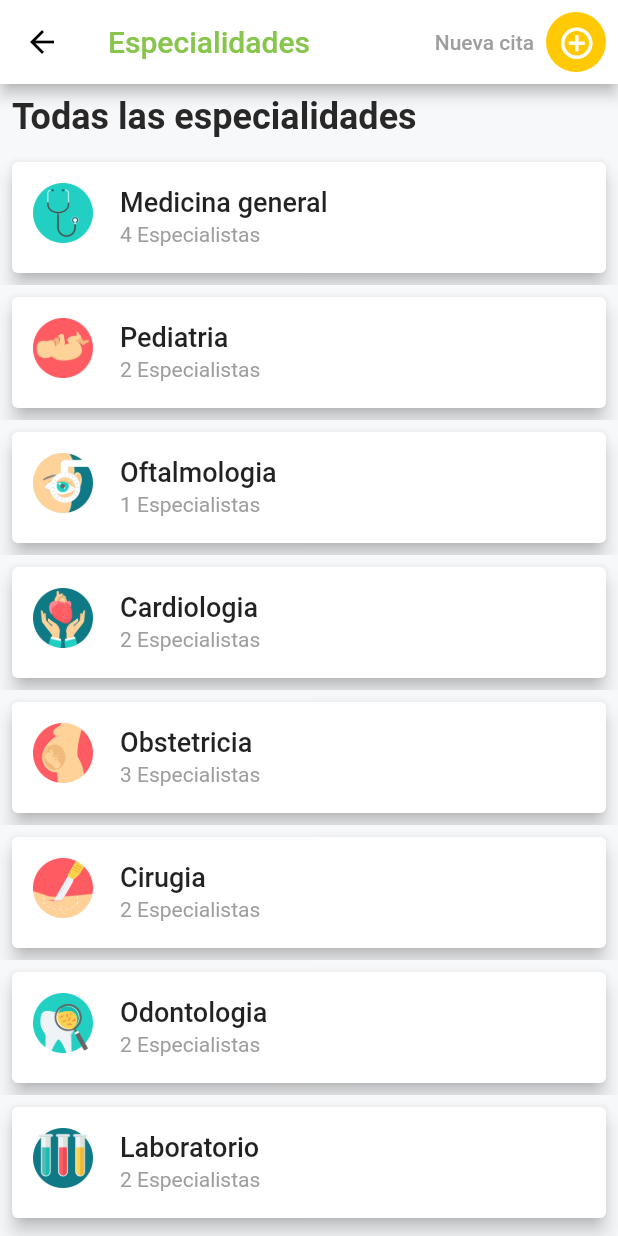
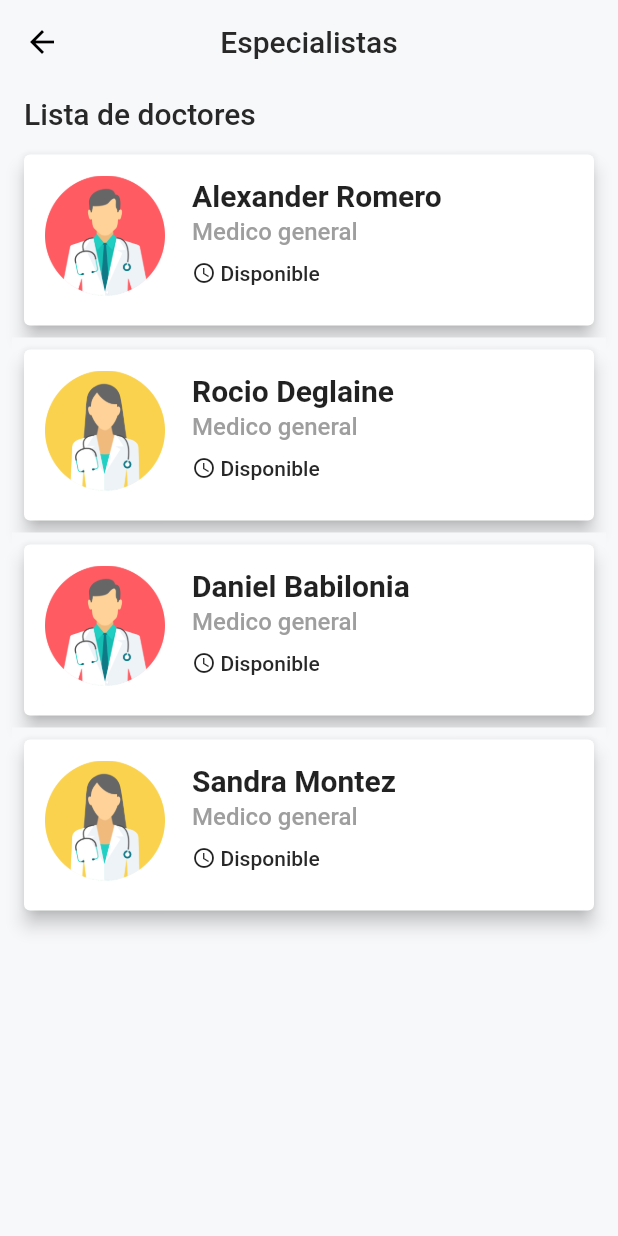
Before and after one commit to JorgeAntonio/Clinicapp, a Flutter app: the DoctorsPage screen opened directly, after a tap on "Medicina general", on a phone screen of 412 x 824 dp. Run offline on Flutter 3.47's test engine with Material 2 defaults, Android fonts, the phone set to English and light mode, and no system bars; our stand-ins replace cloud_firestore, equatable, firebase_auth, firebase_core, flutter_bloc, flutter_hooks and 2 more; missing offline and left inert: flutter_card_swipper, flutter_facebook_auth; accounts and stored records are empty; statements that could not run were skipped.

Commit message:
doctorprofile

```diff
--- a/lib/src/features/presentation/commons_widgets/backButtons/back_button.dart
+++ b/lib/src/features/presentation/commons_widgets/backButtons/back_button.dart
@@ -5,7 +5,7 @@ Widget backButton(BuildContext context, Color color) {
       icon: Icon(
         Icons.arrow_back,
         color: color,
-        size: 28.0,
+        size: 24.0,
       ),
       onPressed: () {
         Navigator.pop(context);
--- /dev/null
+++ b/lib/src/features/presentation/commons_widgets/cards/doctorsList_card.dart
@@ -0,0 +1,84 @@
+import 'package:app_clinica/src/colors/colors.dart';
+import 'package:flutter/material.dart';
+
+import '../../../../../responsive.dart';
+
+Widget especialistasCard(
+    BuildContext context,
+    String title,
+    String details,
+    String available,
+    ImageProvider<Object> icon,
+    Color color,
+    Function onClicAction) {
+  return Container(
+    decoration: BoxDecoration(color: bgGreyPage),
+    width: double.infinity,
+    height: 130,
+    child: Card(
+      elevation: 5,
+      margin: EdgeInsets.all(8),
+      child: InkWell(
+        onTap: () {
+          onClicAction();
+        },
+        splashColor: color,
+        child: Container(
+          margin: EdgeInsets.all(isMobile(context) ? 6 : 4),
+          child: Row(
+            crossAxisAlignment: CrossAxisAlignment.start,
+            mainAxisSize: MainAxisSize.min,
+            children: <Widget>[
+              Padding(
+                padding: const EdgeInsets.all(8.0),
+                child: ClipRRect(
+                  borderRadius: BorderRadius.circular(10),
+                  child: Image(
+                    width: isMobile(context) ? 80 : 90,
+                    height: isMobile(context) ? 80 : 90,
+                    fit: BoxFit.cover,
+                    image: icon,
+                  ),
+                ),
+              ),
+              Container(
+                padding: EdgeInsets.all(10),
+                child: Column(
+                  crossAxisAlignment: CrossAxisAlignment.start,
+                  children: [
+                    Text(title,
+                        style: TextStyle(
+                            fontWeight: FontWeight.bold,
+                            fontSize: isMobile(context) ? 20 : 20)),
+                    SizedBox(height: 3),
+                    Text(
+                      details,
+                      style: TextStyle(
+                          fontWeight: FontWeight.w500,
+                          color: myGreyColor,
+                          fontSize: isMobile(context) ? 16 : 16),
+                    ),
+                    SizedBox(height: 10),
+                    Row(
+                      children: [
+                        Icon(Icons.schedule, size: 16),
+                        SizedBox(width: 3),
+                        Text(
+                          available,
+                          style: TextStyle(
+                              fontWeight: FontWeight.w500,
+                              color: myTextColor,
+                              fontSize: isMobile(context) ? 14 : 14),
+                        ),
+                      ],
+                    )
+                  ],
+                ),
+              ),
+            ],
+          ),
+        ),
+      ),
+    ),
+  );
+}
--- /dev/null
+++ b/lib/src/features/presentation/especialities_details_page/especialiaties_details_page.dart
@@ -0,0 +1,85 @@
+import 'package:app_clinica/src/colors/colors.dart';
+import 'package:app_clinica/src/features/presentation/commons_widgets/cards/doctorsList_card.dart';
+import 'package:app_clinica/src/features/presentation/commons_widgets/headers/header_text.dart';
+import 'package:app_clinica/src/routes/routes.dart';
+import 'package:flutter/material.dart';
+
+class EspecialistDetailsPage extends StatefulWidget {
+  static Widget create(BuildContext context) => EspecialistDetailsPage();
+
+  @override
+  _EspecialistDetailsPageState createState() => _EspecialistDetailsPageState();
+}
+
+class _EspecialistDetailsPageState extends State<EspecialistDetailsPage> {
+  @override
+  Widget build(BuildContext context) {
+    return Scaffold(
+        backgroundColor: bgGreyPage,
+        appBar: AppBar(
+          elevation: 0,
+          backgroundColor: bgGreyPage,
+          title: Text(
+            'Especialistas',
+            style: TextStyle(color: myTextColor),
+          ),
+          centerTitle: true,
+        ),
+        body: SingleChildScrollView(
+          child: Container(
+            child: Padding(
+              padding: const EdgeInsets.all(8.0),
+              child: Column(
+                children: [
+                  Padding(
+                    padding: EdgeInsets.only(left: 8, bottom: 8),
+                    child: Container(
+                      alignment: Alignment.centerLeft,
+                      child: headerText(
+                          texto: 'Lista de doctores',
+                          textAlign: TextAlign.start,
+                          fontSize: 20,
+                          fontWeight: FontWeight.w500,
+                          color: myTextColor),
+                    ),
+                  ),
+                  especialistasCard(
+                      context,
+                      'Alexander Romero',
+                      'Medico general',
+                      'Disponible',
+                      AssetImage('images/doctor.png'),
+                      myPrimaryColor, () {
+                    Navigator.pushNamed(context, Routes.doctorsProfilePage);
+                  }),
+                  especialistasCard(
+                      context,
+                      'Rocio Deglaine',
+                      'Medico general',
+                      'Disponible',
+                      AssetImage('images/doctor-2.png'),
+                      myPrimaryColor,
+                      () {}),
+                  especialistasCard(
+                      context,
+                      'Daniel Babilonia',
+                      'Medico general',
+                      'Disponible',
+                      AssetImage('images/doctor.png'),
+                      myPrimaryColor,
+                      () {}),
+                  especialistasCard(
+                      context,
+                      'Sandra Montez',
+                      'Medico general',
+                      'Disponible',
+                      AssetImage('images/doctor-2.png'),
+                      myPrimaryColor,
+                      () {}),
+                ],
+              ),
+            ),
+          ),
+        ));
+  }
+}
--- a/lib/src/features/presentation/tabs/specialities_tabs/view/specialities_page.dart
+++ b/lib/src/features/presentation/tabs/specialities_tabs/view/specialities_page.dart
@@ -1,6 +1,7 @@
 import 'package:app_clinica/src/colors/colors.dart';
 import 'package:app_clinica/src/features/presentation/commons_widgets/cards/especialities_card.dart';
 import 'package:app_clinica/src/features/presentation/commons_widgets/headers/header_text.dart';
+import 'package:app_clinica/src/routes/routes.dart';
 import 'package:flutter/material.dart';
 
 class DoctorsPage extends StatefulWidget {
@@ -13,10 +14,11 @@ class _DoctorsPageState extends State<DoctorsPage> {
   Widget build(BuildContext context) {
     return Scaffold(
       appBar: AppBar(
+        elevation: 2,
         backgroundColor: myWhiteColor,
         title: Text(
           'Especialidades',
-          style: TextStyle(color: myPrimaryColor),
+          style: TextStyle(color: myPrimaryColor, fontSize: 24),
         ),
         actions: [
           Container(
@@ -42,7 +44,7 @@ class _DoctorsPageState extends State<DoctorsPage> {
                           color: Colors.white,
                         ),
                         onPressed: () {
-                          //Navigator.pushNamed(context, 'filter');
+                          Navigator.pushNamed(context, Routes.newSchedulePage);
                         }))
               ],
             ),
@@ -52,6 +54,8 @@ class _DoctorsPageState extends State<DoctorsPage> {
       backgroundColor: bgGreyPage,
       body: SingleChildScrollView(
         child: Container(
+          child: Padding(
+            padding: const EdgeInsets.all(8.0),
             child: Column(
               children: [
                 Padding(
@@ -66,23 +70,44 @@ class _DoctorsPageState extends State<DoctorsPage> {
                         color: myTextColor),
                   ),
                 ),
-              especialitiesCard(context, 'Medicina general', '4 Especialistas',
-                  AssetImage('images/stethoscope.png'), myTextColor, () {}),
+                especialitiesCard(
+                    context,
+                    'Medicina general',
+                    '4 Especialistas',
+                    AssetImage('images/stethoscope.png'),
+                    myTextColor, () {
+                  Navigator.pushNamed(context, Routes.especialistDetailsPage);
+                }),
                 especialitiesCard(context, 'Pediatria', '2 Especialistas',
-                  AssetImage('images/newborn.png'), myTextColor, () {}),
+                    AssetImage('images/newborn.png'), myTextColor, () {
+                  Navigator.pushNamed(context, Routes.especialistDetailsPage);
+                }),
                 especialitiesCard(context, 'Oftalmologia', '1 Especialistas',
-                  AssetImage('images/ophthalmology.png'), myTextColor, () {}),
+                    AssetImage('images/ophthalmology.png'), myTextColor, () {
+                  Navigator.pushNamed(context, Routes.especialistDetailsPage);
+                }),
                 especialitiesCard(context, 'Cardiologia', '2 Especialistas',
-                  AssetImage('images/cardiology.png'), myTextColor, () {}),
+                    AssetImage('images/cardiology.png'), myTextColor, () {
+                  Navigator.pushNamed(context, Routes.especialistDetailsPage);
+                }),
                 especialitiesCard(context, 'Obstetricia', '3 Especialistas',
-                  AssetImage('images/pregnancy.png'), myTextColor, () {}),
+                    AssetImage('images/pregnancy.png'), myTextColor, () {
+                  Navigator.pushNamed(context, Routes.especialistDetailsPage);
+                }),
                 especialitiesCard(context, 'Cirugia', '2 Especialistas',
-                  AssetImage('images/surgery.png'), myTextColor, () {}),
+                    AssetImage('images/surgery.png'), myTextColor, () {
+                  Navigator.pushNamed(context, Routes.especialistDetailsPage);
+                }),
                 especialitiesCard(context, 'Odontologia', '2 Especialistas',
-                  AssetImage('images/tooth.png'), myTextColor, () {}),
+                    AssetImage('images/tooth.png'), myTextColor, () {
+                  Navigator.pushNamed(context, Routes.especialistDetailsPage);
+                }),
                 especialitiesCard(context, 'Laboratorio', '2 Especialistas',
-                  AssetImage('images/test-tubes.png'), myTextColor, () {})
+                    AssetImage('images/test-tubes.png'), myTextColor, () {
+                  Navigator.pushNamed(context, Routes.especialistDetailsPage);
+                })
               ],
+            ),
           ),
         ),
       ),
--- a/lib/src/routes/routes.dart
+++ b/lib/src/routes/routes.dart
@@ -1,22 +1,13 @@
 import 'package:flutter/material.dart';
-
 //PAGES
-
+import 'package:app_clinica/src/features/presentation/doctor_profile/doctor_profile.dart';
+import 'package:app_clinica/src/features/presentation/especialities_details_page/especialiaties_details_page.dart';
+import 'package:app_clinica/src/features/presentation/new_schedule_page/new_schedule_page.dart';
 import 'package:app_clinica/src/features/presentation/login_page/view/login_page.dart';
 import 'package:app_clinica/src/features/presentation/tabs/tabs_page.dart';
-import 'package:app_clinica/src/features/presentation/tabs/specialities_tabs/view/specialities_page.dart';
 import 'package:app_clinica/src/features/presentation/singIn_page/view/singIn_page.dart';
 import 'package:app_clinica/src/features/presentation/splash_screen/splash_screen.dart';
 import 'package:app_clinica/src/features/presentation/intro_page/intro_page.dart';
-
-final routes = <String, WidgetBuilder>{
-  'login': (BuildContext context) => LoginPage(),
-  'tabs': (BuildContext context) => TabsPage(),
-  'doctors': (BuildContext context) => DoctorsPage(),
-  'singin': (BuildContext context) => SingInPage(),
-  'splashscreen': (BuildContext context) => SplashScreen(),
-  'introduction': (BuildContext context) => IntroPage()
-};
 
 class Routes {
   static const splash = "/";
@@ -24,6 +15,9 @@ class Routes {
   static const tabs = "/tabs";
   static const createAcount = "/createAcount";
   static const signInEmail = "/signInEmail";
+  static const especialistDetailsPage = "/especialistDetails";
+  static const doctorsProfilePage = "/doctorsProfilePage";
+  static const newSchedulePage = "/newSchedulePage";
 
   static Route routes(RouteSettings routeSettings) {
     switch (routeSettings.name) {
@@ -37,6 +31,12 @@ class Routes {
         return _builtRoute(SingInPage.create);
       case signInEmail:
         return _builtRoute(LoginPage.create);
+      case especialistDetailsPage:
+        return _builtRoute(EspecialistDetailsPage.create);
+      case doctorsProfilePage:
+        return _builtRoute(DoctorsProfilePage.create);
+      case newSchedulePage:
+        return _builtRoute(NewSchedulePage.create);
       default:
         throw Exception('Route does not exist');
     }
```
Also changed, not shown: lib/src/features/presentation/doctor_profile/doctor_profile.dart (added, +225 -0 lines), lib/src/features/presentation/new_schedule_page/new_schedule_page.dart (added, +46 -0 lines), lib/src/features/presentation/tabs/modulo_tabs/view/module_tabs.dart (+51 -41 lines), flutter_01.png (added), images/doctor-1.png (added), images/doctor-2.png (added), images/doctor.png (added), 1 other file. Lines whose indentation alone changed are shown as unchanged.
